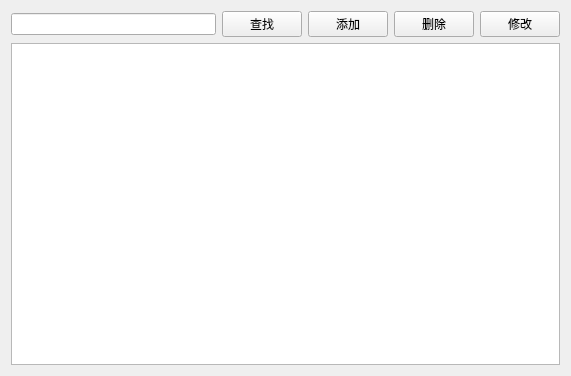
Old version of the form lab3/patientview.ui in the repository liuxing122119/QtCourse.
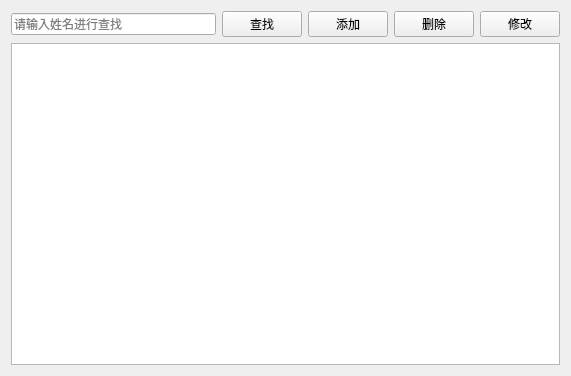
New version of the form. Icons and pictures are not drawn.

What changed in the file:
```diff
--- a/lab3/patientview.ui
+++ b/lab3/patientview.ui
@@ -17,7 +17,11 @@
    <item row="0" column="0">
     <layout class="QHBoxLayout" name="horizontalLayout">
      <item>
-      <widget class="QLineEdit" name="txtSearch"/>
+      <widget class="QLineEdit" name="txtSearch">
+       <property name="placeholderText">
+        <string>请输入姓名进行查找</string>
+       </property>
+      </widget>
      </item>
      <item>
       <widget class="QPushButton" name="btSearch">
```
Left out of the diff: 20 changed lines with no effect on the pictures.
